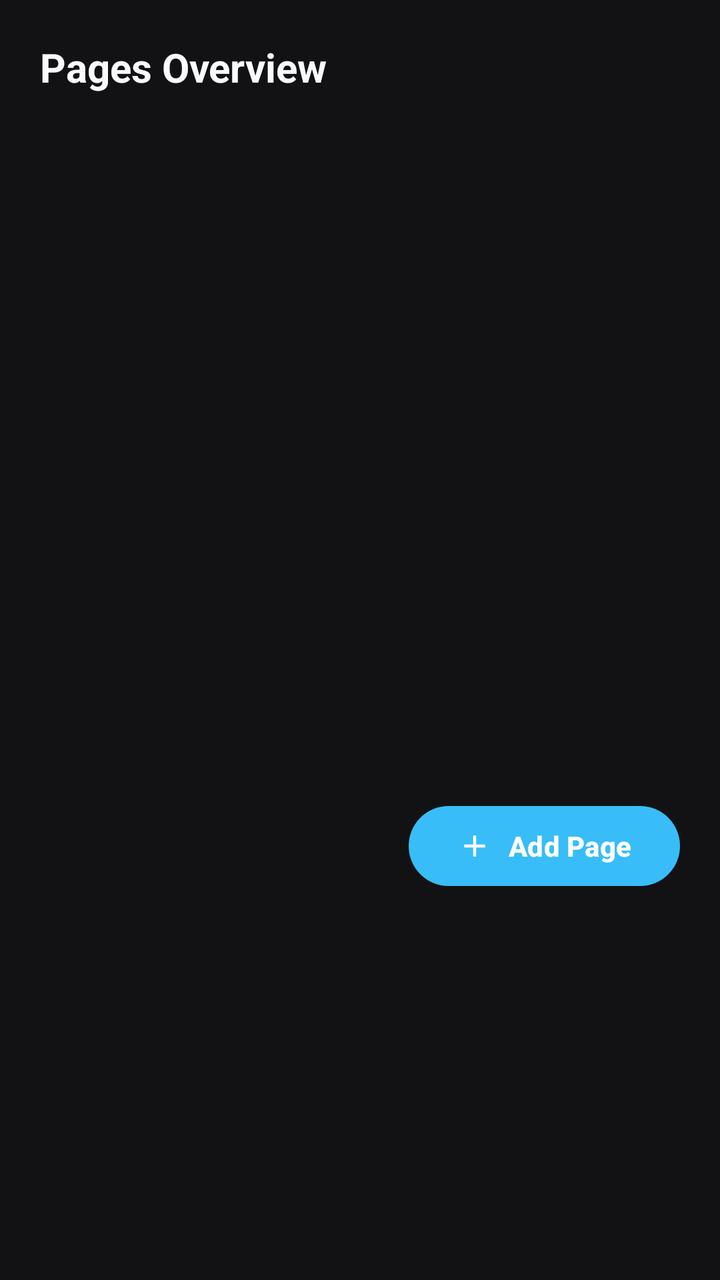
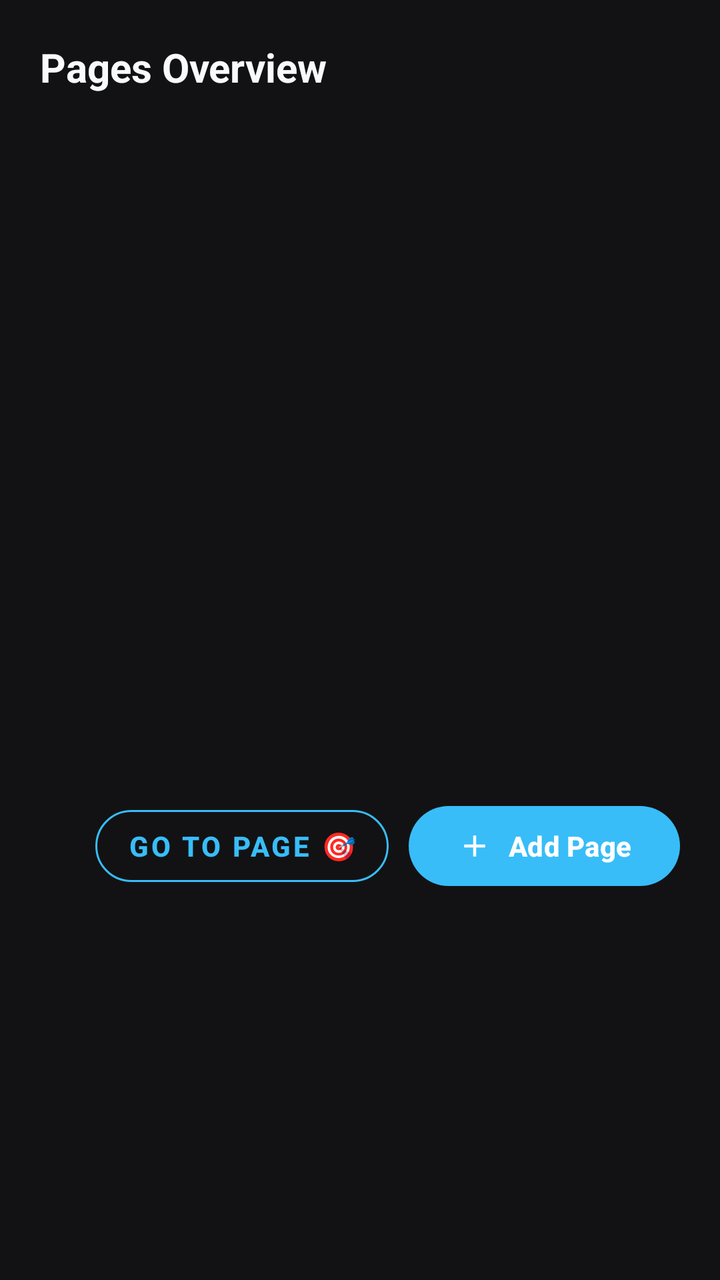

Compare the two renders of this Android layout. The source of the first and the diff that turns it into the second are given below.
<!-- AndroidManifest.xml: application theme Theme.OpenNotes -->
<!-- res/layout/dialog_page_overview.xml -->
<?xml version="1.0" encoding="utf-8"?>
<LinearLayout xmlns:android="http://schemas.android.com/apk/res/android"
    xmlns:app="http://schemas.android.com/apk/res-auto"
    android:layout_width="match_parent"
    android:layout_height="wrap_content"
    android:orientation="vertical"
    android:padding="20dp">

    <TextView
        android:layout_width="wrap_content"
        android:layout_height="wrap_content"
        android:text="@string/pages_overview"
        android:textColor="@color/text_primary"
        android:textSize="20sp"
        android:textStyle="bold" />

    <androidx.recyclerview.widget.RecyclerView
        android:id="@+id/recyclerViewPages"
        android:layout_width="match_parent"
        android:layout_height="320dp"
        android:layout_marginTop="16dp" />

    <LinearLayout
        android:layout_width="match_parent"
        android:layout_height="wrap_content"
        android:orientation="horizontal"
        android:gravity="end"
        android:layout_marginTop="16dp">

        <com.google.android.material.button.MaterialButton
            android:id="@+id/btnOverviewAddPage"
            android:layout_width="wrap_content"
            android:layout_height="wrap_content"
            android:text="@string/add_page"
            android:textStyle="bold"
            app:icon="@drawable/ic_add"
            app:iconTint="#FFFFFF"
            android:textColor="#FFFFFF"
            app:backgroundTint="@color/accent"
            app:cornerRadius="20dp" />
    </LinearLayout>

</LinearLayout>
<!-- resources referenced by this layout -->
<resources>
  <color name="accent">#38BDF8</color>
  <color name="text_primary">#F8FAFC</color>
  <!-- drawable ic_add (drawable) -->
  <vector xmlns:android="http://schemas.android.com/apk/res/android"
      android:width="24dp"
      android:height="24dp"
      android:viewportWidth="24"
      android:viewportHeight="24">
      <path
          android:fillColor="#FFFFFF"
          android:pathData="M19,13h-6v6h-2v-6H5v-2h6V5h2v6h6v2z" />
  </vector>
  <string name="add_page">Add Page</string>
  <string name="pages_overview">Pages Overview</string>
  <color name="accent_light">#1E293B</color>
  <color name="accent_blue">#3B82F6</color>
  <color name="surface_variant">#2A2A32</color>
  <color name="window_background">#121214</color>
  <color name="surface">#1E1E24</color>
  <color name="text_secondary">#94A3B8</color>
  <color name="divider">#33333E</color>
  <style name="ThemeOverlay.OpenNotes.MaterialAlertDialog" parent="ThemeOverlay.Material3.MaterialAlertDialog">
          <item name="colorSurface">@color/surface_card</item>
          <item name="colorOnSurface">@color/text_primary</item>
          <item name="colorOnSurfaceVariant">@color/text_secondary</item>
          <item name="colorPrimary">@color/accent</item>
          <item name="colorOnPrimary">#FFFFFF</item>
  
          
          <item name="buttonBarPositiveButtonStyle">@style/Widget.OpenNotes.DialogButton.Positive</item>
          <item name="buttonBarNegativeButtonStyle">@style/Widget.OpenNotes.DialogButton.Negative</item>
          <item name="buttonBarNeutralButtonStyle">@style/Widget.OpenNotes.DialogButton.Neutral</item>
          <item name="android:buttonBarPositiveButtonStyle">@style/Widget.OpenNotes.DialogButton.Positive</item>
          <item name="android:buttonBarNegativeButtonStyle">@style/Widget.OpenNotes.DialogButton.Negative</item>
          <item name="android:buttonBarNeutralButtonStyle">@style/Widget.OpenNotes.DialogButton.Neutral</item>
      </style>
  <color name="surface_card">#24242B</color>
  <style name="Widget.OpenNotes.DialogButton.Positive" parent="Widget.Material3.Button.TextButton.Dialog">
          <item name="android:textColor">@color/accent</item>
          <item name="android:textStyle">bold</item>
          <item name="android:textSize">14sp</item>
          <item name="android:textAllCaps">false</item>
      </style>
  <style name="Widget.OpenNotes.DialogButton.Negative" parent="Widget.Material3.Button.TextButton.Dialog">
          <item name="android:textColor">@color/text_primary</item>
          <item name="android:textStyle">bold</item>
          <item name="android:textSize">14sp</item>
          <item name="android:textAllCaps">false</item>
      </style>
  <style name="Widget.OpenNotes.DialogButton.Neutral" parent="Widget.Material3.Button.TextButton.Dialog">
          <item name="android:textColor">@color/text_secondary</item>
          <item name="android:textSize">14sp</item>
          <item name="android:textAllCaps">false</item>
      </style>
  <!-- unchanged entries left out for length: 1 -->
</resources>

<!-- the commit's change to res/layout/dialog_page_overview.xml (unified diff, before → after) -->
@@ -28,6 +28,19 @@
         android:layout_marginTop="16dp">
 
         <com.google.android.material.button.MaterialButton
+            android:id="@+id/btnOverviewGoToPage"
+            android:layout_width="wrap_content"
+            android:layout_height="wrap_content"
+            android:text="Go to Page 🎯"
+            android:textStyle="bold"
+            android:textColor="@color/accent"
+            app:strokeColor="@color/accent"
+            app:strokeWidth="1dp"
+            style="@style/Widget.MaterialComponents.Button.OutlinedButton"
+            app:cornerRadius="20dp"
+            android:layout_marginEnd="10dp" />
+
+        <com.google.android.material.button.MaterialButton
             android:id="@+id/btnOverviewAddPage"
             android:layout_width="wrap_content"
             android:layout_height="wrap_content"
